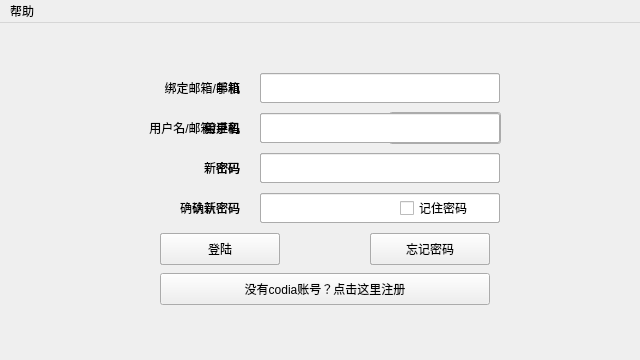
Above: loginWindow.ui from Camorgx/CodiaClient before the change. Below: the same form after it.
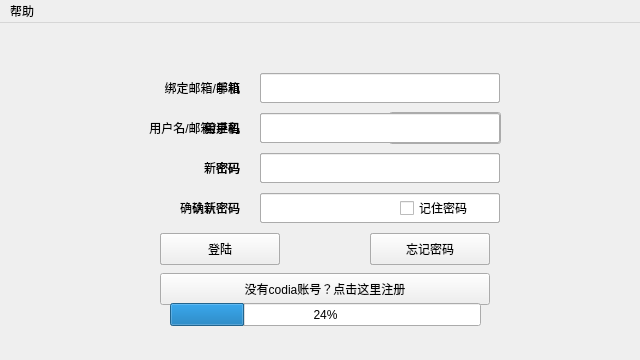
That is the form after the change. Icons and pictures are not drawn.

Diff of the .ui file:
```diff
--- a/loginWindow.ui
+++ b/loginWindow.ui
@@ -183,6 +183,19 @@
       <string>登陆</string>
      </property>
     </widget>
+    <widget class="QProgressBar" name="progressBar_Login">
+     <property name="geometry">
+      <rect>
+       <x>170</x>
+       <y>280</y>
+       <width>311</width>
+       <height>23</height>
+      </rect>
+     </property>
+     <property name="value">
+      <number>24</number>
+     </property>
+    </widget>
    </widget>
    <widget class="QFrame" name="registerFrame">
     <property name="geometry">
```
